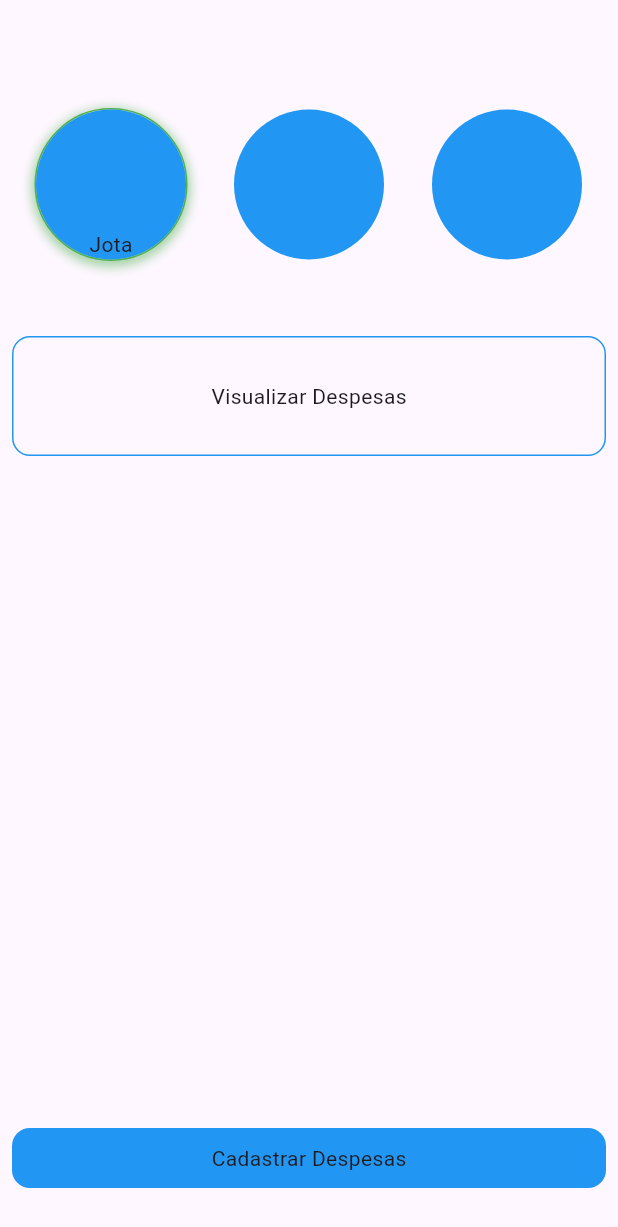
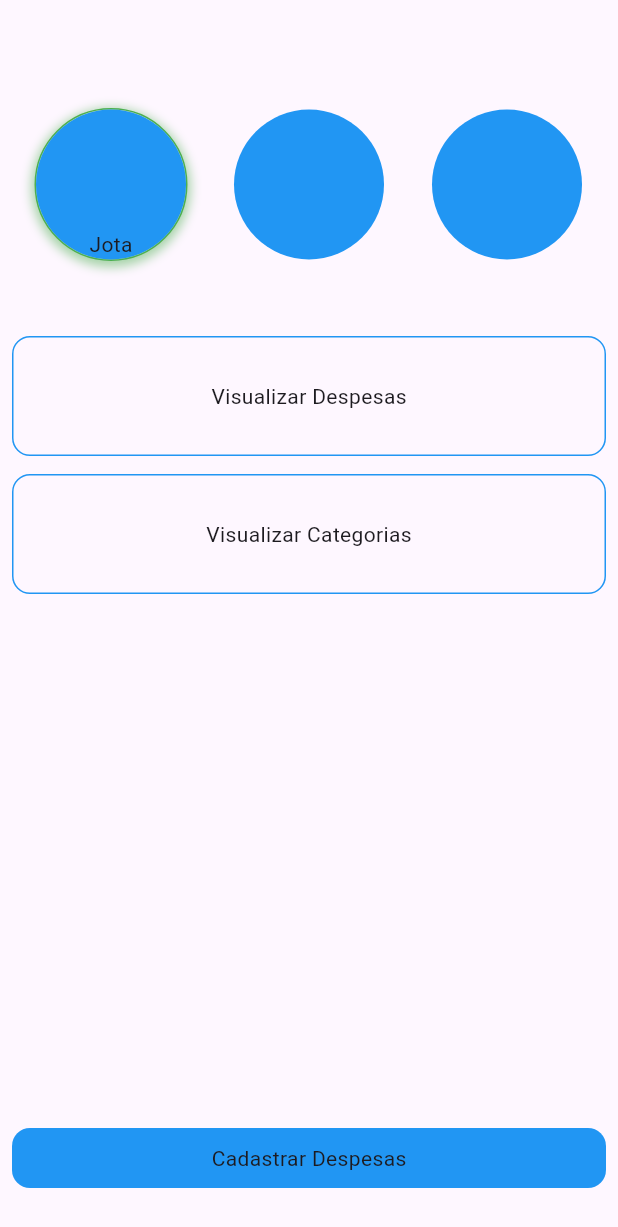
Before and after one commit to JotaJrJr/despesas-pessoal, a Flutter app: the screen it shows after launch, on a phone screen of 412 x 824 dp. Shown: the top 1227 px of the screen. Run offline on Flutter 3.47's test engine with Material 3 defaults, Android fonts, the phone set to English and light mode, and no system bars; our stand-ins replace cloud_firestore, drift, firebase_core; accounts and stored records are empty; generated files the repository leaves out were written again.

Commit message:
diferenciação de perfis de despesas

```diff
--- a/lib/common/database/dao_list.dart
+++ b/lib/common/database/dao_list.dart
@@ -1,7 +1,5 @@
 import 'package:despesas/common/database/daos/categoria_dao.dart';
 import 'package:despesas/common/database/daos/despesa_dao.dart';
-import 'package:despesas/common/database/tables/categoria.dart';
-import 'package:despesas/common/database/tables/despesa.dart';
 
 class DaoList {
   static const List<Type> daos = [
--- a/lib/common/database/daos/despesa_dao.dart
+++ b/lib/common/database/daos/despesa_dao.dart
@@ -11,6 +11,8 @@ class DespesaDao extends DatabaseAccessor<AppDb> with _$DespesaDaoMixin {
   DespesaDao(this.db) : super(db);
 
   Future<List<DespesaData>> getAll() => select(despesa).get();
+
+  Future<List<DespesaData>> getAllByPerfil(int perfil) => (select(despesa)..where((tbl) => tbl.perfil.equals(perfil))).get();
 
   Stream<List<DespesaData>> watchAll() => select(despesa).watch();
 
--- a/lib/common/database/services/service_despesa_impl.dart
+++ b/lib/common/database/services/service_despesa_impl.dart
@@ -28,6 +28,11 @@ class ServiceDespesaImpl implements ServiceDespesa {
   }
 
   @override
+  Future<List<DespesaModel>> getAllByPerfil(int perfil) {
+    return dao.getAllByPerfil(perfil).then((value) => value.map((e) => DespesaModel.fromData(e)).toList());
+  }
+
+  @override
   Future insertOrUpdate(DespesaModel model, String? id) {
     return dao.insertOrUpdate(model.toData());
   }
--- a/lib/common/domain/services/service_despesa.dart
+++ b/lib/common/domain/services/service_despesa.dart
@@ -2,6 +2,7 @@ import 'package:despesas/common/models/despesa_model.dart';
 
 abstract class ServiceDespesa {
   Future<List<DespesaModel>> getDespesas();
+  Future<List<DespesaModel>> getAllByPerfil(int perfil);
   Future<DespesaModel> getById(String id);
   Future<DespesaModel> createDespesa(DespesaModel model);
   Future insertOrUpdate(DespesaModel model, String? id);
--- a/lib/common/feature/filtro/view/filtro_page.dart
+++ b/lib/common/feature/filtro/view/filtro_page.dart
@@ -12,7 +12,7 @@ class _FiltroPageState extends State<FiltroPage> {
   Widget build(BuildContext context) {
     return Scaffold(
       appBar: AppBar(
-        title: Text("Filtro"),
+        title: const Text("Filtro"),
       ),
     );
   }
--- a/lib/common/feature/perfil/view/perfil_page.dart
+++ b/lib/common/feature/perfil/view/perfil_page.dart
@@ -37,7 +37,9 @@ class _PerfilPageState extends State<PerfilPage> {
               onHighlightChanged: (value) => setState(() => onPressed = value),
               onTap: () => {
                 Future.delayed(const Duration(milliseconds: 250), () {
-                  _navigateToPage(const ListaDespesasPage());
+                  _navigateToPage(ListaDespesasPage(
+                    perfil: currentProfile,
+                  ));
                 })
               },
               child: Container(
@@ -49,6 +51,30 @@ class _PerfilPageState extends State<PerfilPage> {
                     border: Border.all(color: Colors.blue)),
                 child: const Center(
                   child: Text("Visualizar Despesas"),
+                ),
+              ),
+            ),
+            const SizedBox(height: 12.0),
+            InkWell(
+              highlightColor: Colors.blue,
+              splashColor: Colors.blue,
+              onHighlightChanged: (value) => setState(() => onPressed = value),
+              onTap: () => {
+                Future.delayed(const Duration(milliseconds: 250), () {
+                  _navigateToPage(ListaDespesasPage(
+                    perfil: currentProfile,
+                  ));
+                })
+              },
+              child: Container(
+                width: double.infinity,
+                height: 80.0,
+                decoration: BoxDecoration(
+                    // color: Colors.blue,
+                    borderRadius: BorderRadius.circular(12.0),
+                    border: Border.all(color: Colors.blue)),
+                child: const Center(
+                  child: Text("Visualizar Categorias"),
                 ),
               ),
             ),
--- a/lib/common/utils/donut_chart_painter.dart
+++ b/lib/common/utils/donut_chart_painter.dart
@@ -1,4 +1,5 @@
 import 'dart:math';
+// ignore: library_prefixes
 import 'dart:ui' as txtDirec;
 import 'package:flutter/material.dart';
 import 'package:intl/intl.dart';
--- a/lib/common/utils/safe_handler.dart
+++ b/lib/common/utils/safe_handler.dart
@@ -1,6 +1,7 @@
 class SafeHandler {
   static T value<T>(T? value, {T? defaultValue}) {
-    return value ?? (defaultValue == null ? _getDefault<T>() : defaultValue);
+    // return value ?? (defaultValue == null ? _getDefault<T>() : defaultValue);
+    return value ?? (defaultValue ?? _getDefault<T>());
   }
 
   static T _getDefault<T>() {
--- a/lib/common/widgets/delete_despesa_dialog_widget.dart
+++ b/lib/common/widgets/delete_despesa_dialog_widget.dart
@@ -51,8 +51,8 @@ class DeleteDespesaDialogWidget extends StatelessWidget {
                     Row(
                       mainAxisAlignment: MainAxisAlignment.spaceAround,
                       children: [
-                        TextButton(onPressed: () => Navigator.pop(context), child: Text("Cancelar")),
-                        TextButton(onPressed: () => onPressed(), child: Text("Apagar")),
+                        TextButton(onPressed: () => Navigator.pop(context), child: const Text("Cancelar")),
+                        TextButton(onPressed: () => onPressed(), child: const Text("Apagar")),
                       ],
                     )
                   ],
--- a/lib/common/widgets/grid_item_widget.dart
+++ b/lib/common/widgets/grid_item_widget.dart
@@ -20,7 +20,7 @@ class _GridItemState extends State<GridItem> {
 
   @override
   Widget build(BuildContext context) {
-    Color? color = Color(0xFF283852);
+    Color? color = const Color(0xFF283852);
 
     return InkWell(
       onHighlightChanged: (value) => setState(() => onPressed = value),
@@ -31,13 +31,13 @@ class _GridItemState extends State<GridItem> {
       splashColor: color,
       child: Container(
         decoration: BoxDecoration(
-          border: Border.all(color: color!),
+          border: Border.all(color: color),
           borderRadius: BorderRadius.circular(8.5),
         ),
         child: Column(
           mainAxisAlignment: MainAxisAlignment.center,
           children: [
-            Icon(Icons.search),
+            const Icon(Icons.search),
             const SizedBox(height: 20),
             Text(
               widget.label,
```
Also changed, not shown: lib/common/feature/cadastrar_despesa/view/cadastrar_despesa_page.dart (+8 -6 lines), lib/common/feature/cadastrar_despesa/viewmodel/cadastrar_despesa_view_model.dart (+4 -15 lines), lib/common/feature/lista_despesas/view/lista_despesas_page.dart (+7 -4 lines), lib/common/feature/lista_despesas/viewmodel/lista_despesas_view_model.dart.dart (+3 -8 lines).
